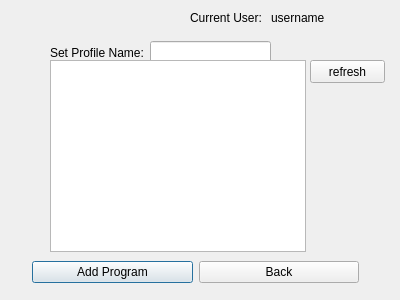
First picture: the form in Project/DESM/createProfile.ui, repository Dragomegak/DESM-Personal, before the edit.
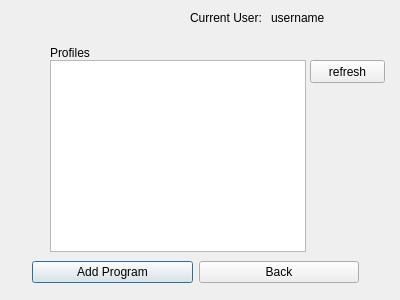
Second picture: the form after the edit.

Patch:
```diff
--- a/Project/DESM/createProfile.ui
+++ b/Project/DESM/createProfile.ui
@@ -52,13 +52,10 @@
     <item>
      <widget class="QLabel" name="profileNameLabel">
       <property name="text">
-       <string>Set Profile Name:</string>
+       <string>Profiles</string>
       </property>
      </widget>
     </item>
-    <item>
-     <widget class="QLineEdit" name="lineEdit"/>
-    </item>
    </layout>
   </widget>
   <widget class="QWidget" name="layoutWidget">
```
